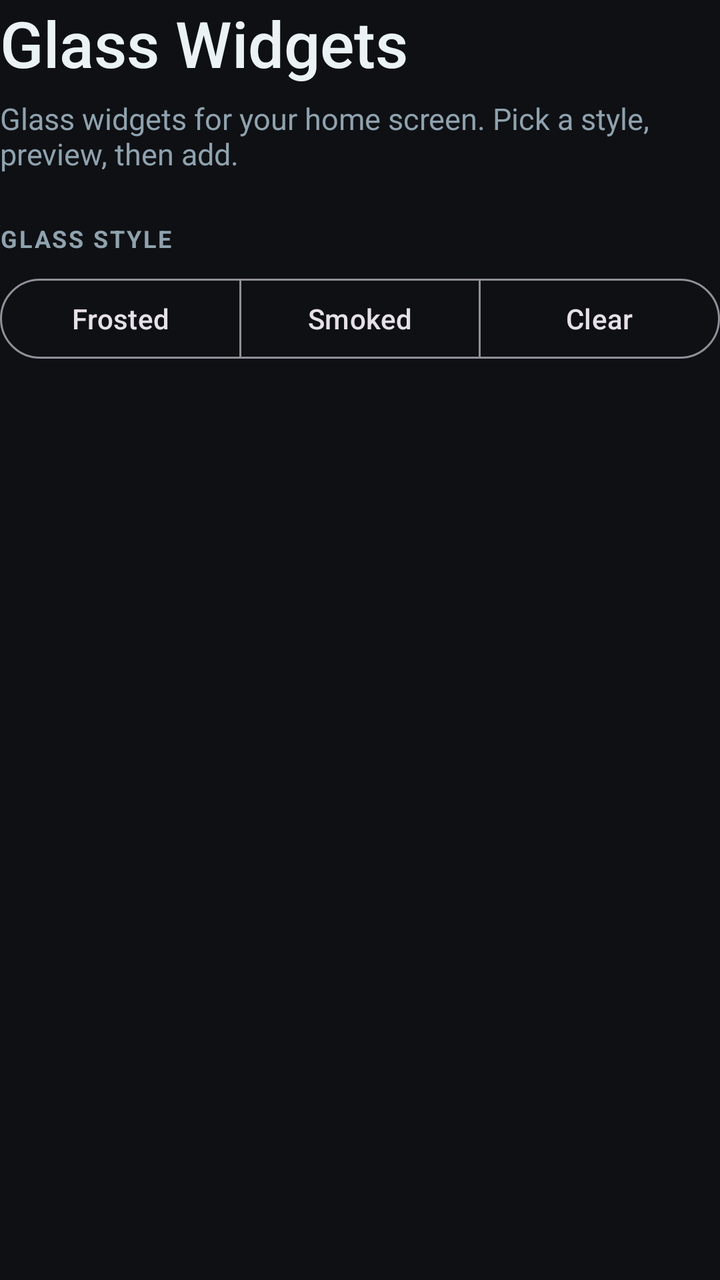
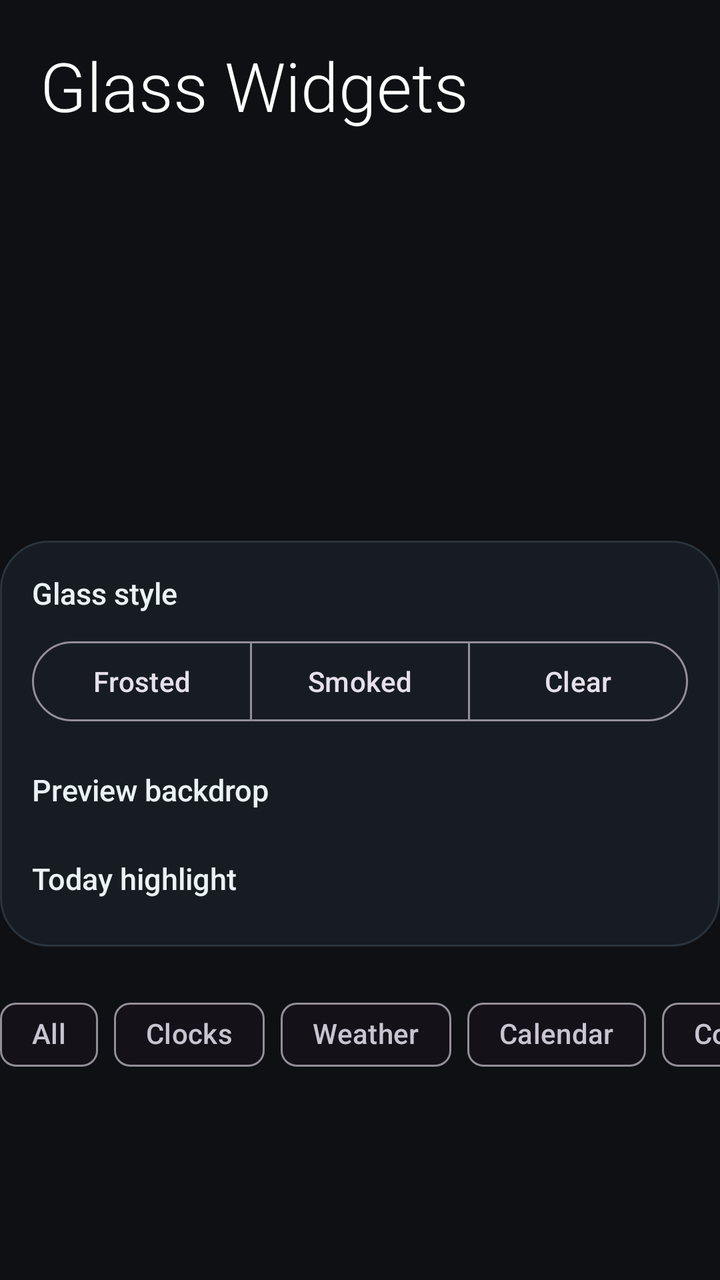

Two renders of the same Android screen: before a commit and after it. Below are the layout's source before the change and the commit's diff.
<!-- AndroidManifest.xml: application theme Theme.GlassWidgets -->
<!-- res/layout/item_header.xml -->
<?xml version="1.0" encoding="utf-8"?>
<LinearLayout xmlns:android="http://schemas.android.com/apk/res/android"
    xmlns:app="http://schemas.android.com/apk/res-auto"
    android:layout_width="match_parent"
    android:layout_height="wrap_content"
    android:orientation="vertical">

    <TextView
        android:layout_width="wrap_content"
        android:layout_height="wrap_content"
        android:fontFamily="sans-serif-medium"
        android:text="@string/app_name"
        android:textColor="@color/text_primary"
        android:textSize="32sp" />

    <TextView
        android:layout_width="match_parent"
        android:layout_height="wrap_content"
        android:layout_marginTop="6dp"
        android:text="@string/library_subtitle"
        android:textColor="@color/text_secondary"
        android:textSize="15sp" />

    <TextView
        android:layout_width="wrap_content"
        android:layout_height="wrap_content"
        android:layout_marginTop="24dp"
        android:letterSpacing="0.08"
        android:text="@string/style_label"
        android:textAllCaps="true"
        android:textColor="@color/text_secondary"
        android:textSize="12sp"
        android:textStyle="bold" />

    <com.google.android.material.button.MaterialButtonToggleGroup
        android:id="@+id/style_group"
        android:layout_width="match_parent"
        android:layout_height="wrap_content"
        android:layout_marginTop="8dp"
        app:selectionRequired="true"
        app:singleSelection="true">

        <com.google.android.material.button.MaterialButton
            android:id="@+id/btn_frosted"
            style="?attr/materialButtonOutlinedStyle"
            android:layout_width="0dp"
            android:layout_height="wrap_content"
            android:layout_weight="1"
            android:text="@string/style_frosted" />

        <com.google.android.material.button.MaterialButton
            android:id="@+id/btn_smoked"
            style="?attr/materialButtonOutlinedStyle"
            android:layout_width="0dp"
            android:layout_height="wrap_content"
            android:layout_weight="1"
            android:text="@string/style_smoked" />

        <com.google.android.material.button.MaterialButton
            android:id="@+id/btn_clear"
            style="?attr/materialButtonOutlinedStyle"
            android:layout_width="0dp"
            android:layout_height="wrap_content"
            android:layout_weight="1"
            android:text="@string/style_clear" />

    </com.google.android.material.button.MaterialButtonToggleGroup>

    <TextView
        android:id="@+id/library_label"
        android:layout_width="wrap_content"
        android:layout_height="wrap_content"
        android:layout_marginTop="28dp"
        android:layout_marginBottom="12dp"
        android:letterSpacing="0.08"
        android:textAllCaps="true"
        android:textColor="@color/text_secondary"
        android:textSize="12sp"
        android:textStyle="bold" />

</LinearLayout>
<!-- resources referenced by this layout -->
<resources>
  <color name="text_primary">#EAF2F5</color>
  <color name="text_secondary">#8FA2AE</color>
  <string name="app_name">Glass Widgets</string>
  <string name="library_subtitle">Glass widgets for your home screen. Pick a style, preview, then add.</string>
  <string name="style_clear">Clear</string>
  <string name="style_frosted">Frosted</string>
  <string name="style_label">Glass style</string>
  <string name="style_smoked">Smoked</string>
  <style name="Theme.GlassWidgets" parent="Theme.Material3.Dark.NoActionBar">
          <item name="colorPrimary">@color/accent</item>
          <item name="colorOnPrimary">@color/on_accent</item>
          <item name="colorSecondaryContainer">@color/accent_container</item>
          <item name="colorOnSecondaryContainer">@color/text_primary</item>
          <item name="android:windowBackground">@color/app_bg</item>
          <item name="android:statusBarColor">@color/app_bg</item>
          <item name="android:navigationBarColor">@color/app_bg</item>
      </style>
  <color name="accent">#4FD0E0</color>
  <color name="on_accent">#06191D</color>
  <color name="accent_container">#17414A</color>
  <color name="app_bg">#0E1014</color>
</resources>

<!-- the commit's change to res/layout/item_header.xml (unified diff, before → after) -->
@@ -5,77 +5,217 @@
     android:layout_height="wrap_content"
     android:orientation="vertical">
 
-    <TextView
-        android:layout_width="wrap_content"
-        android:layout_height="wrap_content"
-        android:fontFamily="sans-serif-medium"
-        android:text="@string/app_name"
-        android:textColor="@color/text_primary"
-        android:textSize="32sp" />
-
-    <TextView
+    
+    <LinearLayout
+        android:id="@+id/stage"
         android:layout_width="match_parent"
         android:layout_height="wrap_content"
-        android:layout_marginTop="6dp"
-        android:text="@string/library_subtitle"
-        android:textColor="@color/text_secondary"
-        android:textSize="15sp" />
-
-    <TextView
-        android:layout_width="wrap_content"
-        android:layout_height="wrap_content"
-        android:layout_marginTop="24dp"
-        android:letterSpacing="0.08"
-        android:text="@string/style_label"
-        android:textAllCaps="true"
-        android:textColor="@color/text_secondary"
-        android:textSize="12sp"
-        android:textStyle="bold" />
-
-    <com.google.android.material.button.MaterialButtonToggleGroup
-        android:id="@+id/style_group"
+        android:orientation="vertical"
+        android:padding="20dp">
+
+        <TextView
+            android:layout_width="wrap_content"
+            android:layout_height="wrap_content"
+            android:fontFamily="sans-serif-light"
+            android:text="@string/app_name"
+            android:textColor="#FFFFFFFF"
+            android:textSize="34sp" />
+
+        <TextView
+            android:id="@+id/stage_sub"
+            android:layout_width="wrap_content"
+            android:layout_height="wrap_content"
+            android:layout_marginTop="2dp"
+            android:textColor="#CCFFFFFF"
+            android:textSize="14sp" />
+
+        <FrameLayout
+            android:layout_width="match_parent"
+            android:layout_height="130dp"
+            android:layout_marginTop="22dp">
+
+            <FrameLayout
+                android:id="@+id/stage_preview"
+                android:layout_width="match_parent"
+                android:layout_height="match_parent" />
+
+            
+            <View
+                android:layout_width="match_parent"
+                android:layout_height="match_parent"
+                android:clickable="true"
+                android:focusable="false" />
+        </FrameLayout>
+
+    </LinearLayout>
+
+    
+    <LinearLayout
         android:layout_width="match_parent"
         android:layout_height="wrap_content"
-        android:layout_marginTop="8dp"
-        app:selectionRequired="true"
-        app:singleSelection="true">
-
-        <com.google.android.material.button.MaterialButton
-            android:id="@+id/btn_frosted"
-            style="?attr/materialButtonOutlinedStyle"
-            android:layout_width="0dp"
-            android:layout_height="wrap_content"
-            android:layout_weight="1"
-            android:text="@string/style_frosted" />
-
-        <com.google.android.material.button.MaterialButton
-            android:id="@+id/btn_smoked"
-            style="?attr/materialButtonOutlinedStyle"
-            android:layout_width="0dp"
-            android:layout_height="wrap_content"
-            android:layout_weight="1"
-            android:text="@string/style_smoked" />
-
-        <com.google.android.material.button.MaterialButton
-            android:id="@+id/btn_clear"
-            style="?attr/materialButtonOutlinedStyle"
-            android:layout_width="0dp"
-            android:layout_height="wrap_content"
-            android:layout_weight="1"
-            android:text="@string/style_clear" />
-
-    </com.google.android.material.button.MaterialButtonToggleGroup>
-
-    <TextView
-        android:id="@+id/library_label"
-        android:layout_width="wrap_content"
+        android:layout_marginTop="12dp"
+        android:background="@drawable/panel_bg"
+        android:orientation="vertical"
+        android:padding="16dp">
+
+        <TextView
+            android:layout_width="wrap_content"
+            android:layout_height="wrap_content"
+            android:fontFamily="sans-serif-medium"
+            android:text="@string/style_label"
+            android:textColor="@color/text_primary"
+            android:textSize="15sp" />
+
+        <com.google.android.material.button.MaterialButtonToggleGroup
+            android:id="@+id/style_group"
+            android:layout_width="match_parent"
+            android:layout_height="wrap_content"
+            android:layout_marginTop="10dp"
+            app:selectionRequired="true"
+            app:singleSelection="true">
+
+            <com.google.android.material.button.MaterialButton
+                android:id="@+id/btn_frosted"
+                style="?attr/materialButtonOutlinedStyle"
+                android:layout_width="0dp"
+                android:layout_height="wrap_content"
+                android:layout_weight="1"
+                android:text="@string/style_frosted" />
+
+            <com.google.android.material.button.MaterialButton
+                android:id="@+id/btn_smoked"
+                style="?attr/materialButtonOutlinedStyle"
+                android:layout_width="0dp"
+                android:layout_height="wrap_content"
+                android:layout_weight="1"
+                android:text="@string/style_smoked" />
+
+            <com.google.android.material.button.MaterialButton
+                android:id="@+id/btn_clear"
+                style="?attr/materialButtonOutlinedStyle"
+                android:layout_width="0dp"
+                android:layout_height="wrap_content"
+                android:layout_weight="1"
+                android:text="@string/style_clear" />
+
+        </com.google.android.material.button.MaterialButtonToggleGroup>
+
+        <LinearLayout
+            android:layout_width="match_parent"
+            android:layout_height="wrap_content"
+            android:layout_marginTop="20dp"
+            android:orientation="horizontal">
+
+            <TextView
+                android:layout_width="0dp"
+                android:layout_height="wrap_content"
+                android:layout_weight="1"
+                android:fontFamily="sans-serif-medium"
+                android:text="@string/scene_label"
+                android:textColor="@color/text_primary"
+                android:textSize="15sp" />
+
+            <TextView
+                android:id="@+id/scene_name"
+                android:layout_width="wrap_content"
+                android:layout_height="wrap_content"
+                android:textColor="@color/text_secondary"
+                android:textSize="14sp" />
+        </LinearLayout>
+
+        <LinearLayout
+            android:id="@+id/scene_row"
+            android:layout_width="match_parent"
+            android:layout_height="wrap_content"
+            android:layout_marginTop="8dp"
+            android:orientation="horizontal" />
+
+        <LinearLayout
+            android:layout_width="match_parent"
+            android:layout_height="wrap_content"
+            android:layout_marginTop="16dp"
+            android:orientation="horizontal">
+
+            <TextView
+                android:layout_width="0dp"
+                android:layout_height="wrap_content"
+                android:layout_weight="1"
+                android:fontFamily="sans-serif-medium"
+                android:text="@string/accent_label"
+                android:textColor="@color/text_primary"
+                android:textSize="15sp" />
+
+            <TextView
+                android:id="@+id/accent_name"
+                android:layout_width="wrap_content"
+                android:layout_height="wrap_content"
+                android:textColor="@color/text_secondary"
+                android:textSize="14sp" />
+        </LinearLayout>
+
+        <LinearLayout
+            android:id="@+id/accent_row"
+            android:layout_width="match_parent"
+            android:layout_height="wrap_content"
+            android:layout_marginTop="8dp"
+            android:orientation="horizontal" />
+
+    </LinearLayout>
+
+    
+    <HorizontalScrollView
+        android:layout_width="match_parent"
         android:layout_height="wrap_content"
-        android:layout_marginTop="28dp"
-        android:layout_marginBottom="12dp"
-        android:letterSpacing="0.08"
-        android:textAllCaps="true"
-        android:textColor="@color/text_secondary"
-        android:textSize="12sp"
-        android:textStyle="bold" />
+        android:layout_marginTop="20dp"
+        android:layout_marginBottom="10dp"
+        android:overScrollMode="never"
+        android:scrollbars="none">
+
+        <com.google.android.material.chip.ChipGroup
+            android:id="@+id/chip_group"
+            android:layout_width="wrap_content"
+            android:layout_height="wrap_content"
+            app:chipSpacingHorizontal="8dp"
+            app:selectionRequired="true"
+            app:singleLine="true"
+            app:singleSelection="true">
+
+            <com.google.android.material.chip.Chip
+                android:id="@+id/chip_all"
+                style="@style/Widget.Material3.Chip.Filter"
+                android:layout_width="wrap_content"
+                android:layout_height="wrap_content"
+                android:text="@string/filter_all" />
+
+            <com.google.android.material.chip.Chip
+                android:id="@+id/chip_clocks"
+                style="@style/Widget.Material3.Chip.Filter"
+                android:layout_width="wrap_content"
+                android:layout_height="wrap_content"
+                android:text="Clocks" />
+
+            <com.google.android.material.chip.Chip
+                android:id="@+id/chip_weather"
+                style="@style/Widget.Material3.Chip.Filter"
+                android:layout_width="wrap_content"
+                android:layout_height="wrap_content"
+                android:text="Weather" />
+
+            <com.google.android.material.chip.Chip
+                android:id="@+id/chip_calendar"
+                style="@style/Widget.Material3.Chip.Filter"
+                android:layout_width="wrap_content"
+                android:layout_height="wrap_content"
+                android:text="Calendar" />
+
+            <com.google.android.material.chip.Chip
+                android:id="@+id/chip_controls"
+                style="@style/Widget.Material3.Chip.Filter"
+                android:layout_width="wrap_content"
+                android:layout_height="wrap_content"
+                android:text="Controls" />
+
+        </com.google.android.material.chip.ChipGroup>
+    </HorizontalScrollView>
 
 </LinearLayout>
<!-- resource entries referenced after the edit -->
@@ -2,8 +2,18 @@
 <resources>
   <color name="text_primary">#EAF2F5</color>
   <color name="text_secondary">#8FA2AE</color>
+  <!-- drawable panel_bg (drawable) -->
+  <?xml version="1.0" encoding="utf-8"?>
+  <shape xmlns:android="http://schemas.android.com/apk/res/android"
+      android:shape="rectangle">
+      <solid android:color="@color/surface" />
+      <stroke android:width="1dp" android:color="@color/outline" />
+      <corners android:radius="24dp" />
+  </shape>
+  <string name="accent_label">Today highlight</string>
   <string name="app_name">Glass Widgets</string>
-  <string name="library_subtitle">Glass widgets for your home screen. Pick a style, preview, then add.</string>
+  <string name="filter_all">All</string>
+  <string name="scene_label">Preview backdrop</string>
   <string name="style_clear">Clear</string>
   <string name="style_frosted">Frosted</string>
   <string name="style_label">Glass style</string>
@@ -17,6 +27,8 @@
           <item name="android:statusBarColor">@color/app_bg</item>
           <item name="android:navigationBarColor">@color/app_bg</item>
       </style>
+  <color name="surface">#171C22</color>
+  <color name="outline">#2A333C</color>
   <color name="accent">#4FD0E0</color>
   <color name="on_accent">#06191D</color>
   <color name="accent_container">#17414A</color>
